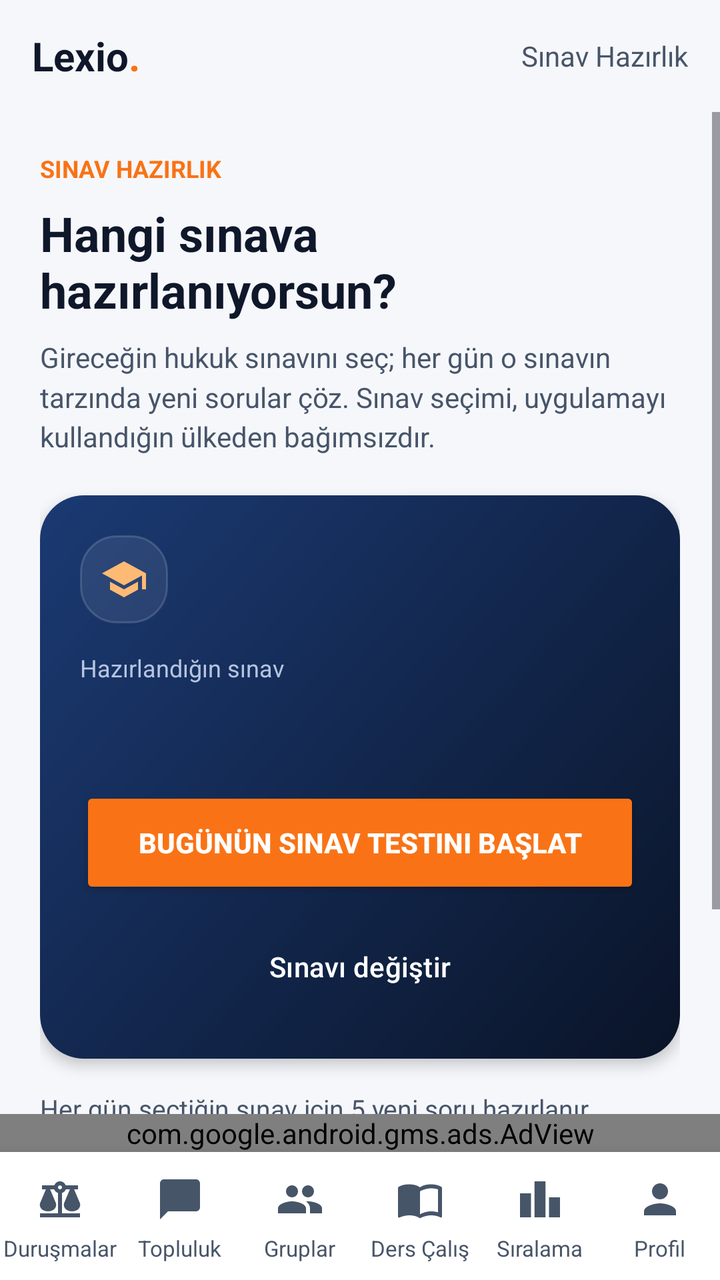
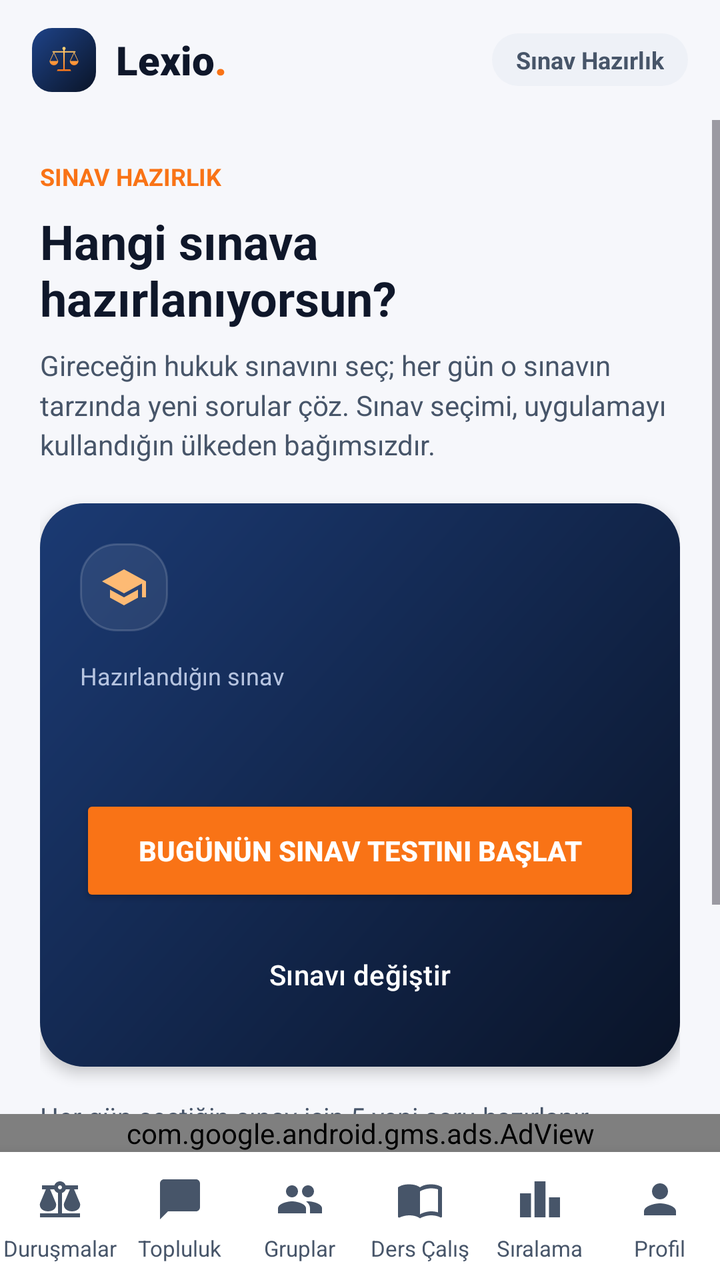

Two renders of the same Android screen: before a commit and after it. Below are the layout's source before the change and the commit's diff.
<!-- AndroidManifest.xml: application theme Theme.Lexio -->
<!-- res/layout/layout_exam_prep.xml -->
<?xml version="1.0" encoding="utf-8"?>
<LinearLayout xmlns:android="http://schemas.android.com/apk/res/android"
    xmlns:app="http://schemas.android.com/apk/res-auto"
    android:layout_width="match_parent"
    android:layout_height="match_parent"
    android:orientation="vertical"
    android:background="@color/bg_dark">

    
    <RelativeLayout
        android:layout_width="match_parent"
        android:layout_height="56dp"
        android:paddingHorizontal="16dp"
        android:background="@color/bg_dark">

        <TextView
            android:id="@+id/logoText"
            android:layout_width="wrap_content"
            android:layout_height="wrap_content"
            android:layout_centerVertical="true"
            android:text="Lexio"
            android:textColor="@color/text_primary"
            android:textSize="20sp"
            android:textStyle="bold" />

        <TextView
            android:layout_width="wrap_content"
            android:layout_height="wrap_content"
            android:layout_toEndOf="@id/logoText"
            android:layout_centerVertical="true"
            android:text="."
            android:textColor="@color/accent_primary"
            android:textSize="20sp"
            android:textStyle="bold" />

        <TextView
            android:layout_width="wrap_content"
            android:layout_height="wrap_content"
            android:layout_alignParentEnd="true"
            android:layout_centerVertical="true"
            android:text="@string/exam_screen_title"
            android:textColor="@color/text_secondary"
            android:textSize="14sp" />
    </RelativeLayout>

    <ScrollView
        android:layout_width="match_parent"
        android:layout_height="0dp"
        android:layout_weight="1"
        android:fillViewport="true">

        <LinearLayout
            android:layout_width="match_parent"
            android:layout_height="wrap_content"
            android:orientation="vertical"
            android:padding="20dp">

            <TextView
                android:layout_width="wrap_content"
                android:layout_height="wrap_content"
                android:text="@string/exam_eyebrow"
                android:textColor="@color/accent_primary"
                android:textSize="12sp"
                android:textStyle="bold" />

            <TextView
                android:layout_width="wrap_content"
                android:layout_height="wrap_content"
                android:layout_marginTop="8dp"
                android:text="@string/exam_heading"
                android:textColor="@color/text_primary"
                android:textSize="24sp"
                android:textStyle="bold" />

            <TextView
                android:layout_width="wrap_content"
                android:layout_height="wrap_content"
                android:layout_marginTop="8dp"
                android:text="@string/exam_subheading"
                android:textColor="@color/text_secondary"
                android:textSize="14sp"
                android:lineSpacingMultiplier="1.2" />

            
            <com.google.android.material.card.MaterialCardView
                android:layout_width="match_parent"
                android:layout_height="wrap_content"
                android:layout_marginTop="20dp"
                app:cardBackgroundColor="@color/transparent"
                app:cardCornerRadius="22dp"
                app:cardElevation="4dp"
                app:strokeWidth="0dp">

                <LinearLayout
                    android:layout_width="match_parent"
                    android:layout_height="wrap_content"
                    android:background="@drawable/bg_hero"
                    android:orientation="vertical"
                    android:padding="20dp">

                    <ImageView
                        android:layout_width="44dp"
                        android:layout_height="44dp"
                        android:background="@drawable/bg_glass"
                        android:importantForAccessibility="no"
                        android:padding="10dp"
                        android:src="@drawable/ic_school"
                        app:tint="#FDBA74" />

                    <TextView
                        android:layout_width="wrap_content"
                        android:layout_height="wrap_content"
                        android:layout_marginTop="14dp"
                        android:text="@string/exam_selected_label"
                        android:textColor="#B6C4E0"
                        android:textSize="12sp" />

                    <TextView
                        android:id="@+id/tvExamName"
                        android:layout_width="match_parent"
                        android:layout_height="wrap_content"
                        android:layout_marginTop="4dp"
                        android:textColor="@color/white"
                        android:textSize="22sp"
                        android:textStyle="bold" />

                    <TextView
                        android:id="@+id/tvExamResult"
                        android:layout_width="wrap_content"
                        android:layout_height="wrap_content"
                        android:layout_marginTop="10dp"
                        android:background="@drawable/bg_chip_done"
                        android:paddingHorizontal="12dp"
                        android:paddingVertical="4dp"
                        android:textColor="#34D399"
                        android:textSize="12sp"
                        android:textStyle="bold"
                        android:visibility="gone" />

                    <Button
                        android:id="@+id/btnStartExamQuiz"
                        android:layout_width="match_parent"
                        android:layout_height="56dp"
                        android:layout_marginTop="18dp"
                        android:backgroundTint="@color/accent_primary"
                        android:insetTop="0dp"
                        android:insetBottom="0dp"
                        android:text="@string/exam_start_btn"
                        android:textColor="@color/white"
                        android:textStyle="bold"
                        app:cornerRadius="16dp" />

                    <Button
                        android:id="@+id/btnChangeExam"
                        style="@style/Widget.Material3.Button.OutlinedButton"
                        android:layout_width="match_parent"
                        android:layout_height="52dp"
                        android:layout_marginTop="8dp"
                        android:insetTop="0dp"
                        android:insetBottom="0dp"
                        android:text="@string/exam_change_btn"
                        android:textColor="@color/white"
                        app:cornerRadius="16dp"
                        app:strokeColor="#55FFFFFF" />
                </LinearLayout>
            </com.google.android.material.card.MaterialCardView>

            <TextView
                android:layout_width="match_parent"
                android:layout_height="wrap_content"
                android:layout_marginTop="16dp"
                android:text="@string/exam_how_it_works"
                android:textColor="@color/text_secondary"
                android:textSize="13sp"
                android:lineSpacingMultiplier="1.2" />

            <TextView
                android:layout_width="match_parent"
                android:layout_height="wrap_content"
                android:layout_marginTop="12dp"
                android:text="@string/exam_disclaimer"
                android:textColor="@color/text_muted"
                android:textSize="11sp" />
        </LinearLayout>
    </ScrollView>

    
    <com.google.android.gms.ads.AdView
        android:id="@+id/adView"
        android:layout_width="match_parent"
        android:layout_height="wrap_content"
        android:layout_gravity="center"
        app:adSize="BANNER"
        app:adUnitId="ca-app-pub-4674211063760769/4886149685" />

    
    <include layout="@layout/nav_bottom" />

</LinearLayout>
<!-- res/layout/nav_bottom.xml (included above) -->
<?xml version="1.0" encoding="utf-8"?>
<LinearLayout xmlns:android="http://schemas.android.com/apk/res/android"
    android:id="@+id/bottomNavigationContainer"
    android:layout_width="match_parent"
    android:layout_height="64dp"
    android:orientation="horizontal"
    android:background="@color/card_bg"
    android:elevation="12dp">

    <LinearLayout
        android:id="@+id/navCases"
        android:layout_width="0dp"
        android:layout_height="match_parent"
        android:layout_weight="1"
        android:orientation="vertical"
        android:gravity="center"
        android:background="?attr/selectableItemBackgroundBorderless"
        android:clickable="true"
        android:focusable="true">
        <ImageView
            android:id="@+id/navCasesIcon"
            android:layout_width="56dp"
            android:layout_height="30dp"
            android:paddingHorizontal="16dp"
            android:paddingVertical="3dp"
            android:importantForAccessibility="no"
            android:src="@drawable/ic_nav_cases"
            app:tint="@color/text_secondary"
            xmlns:app="http://schemas.android.com/apk/res-auto" />
        <TextView
            android:id="@+id/navCasesLabel"
            android:layout_width="wrap_content"
            android:layout_height="wrap_content"
            android:layout_marginTop="2dp"
            android:text="@string/nav_cases"
            android:textColor="@color/text_secondary"
            android:textSize="11sp" />
    </LinearLayout>

    <LinearLayout
        android:id="@+id/navFeed"
        android:layout_width="0dp"
        android:layout_height="match_parent"
        android:layout_weight="1"
        android:orientation="vertical"
        android:gravity="center"
        android:background="?attr/selectableItemBackgroundBorderless"
        android:clickable="true"
        android:focusable="true">
        <ImageView
            android:id="@+id/navFeedIcon"
            android:layout_width="56dp"
            android:layout_height="30dp"
            android:paddingHorizontal="16dp"
            android:paddingVertical="3dp"
            android:importantForAccessibility="no"
            android:src="@drawable/ic_nav_feed"
            app:tint="@color/text_secondary"
            xmlns:app="http://schemas.android.com/apk/res-auto" />
        <TextView
            android:id="@+id/navFeedLabel"
            android:layout_width="wrap_content"
            android:layout_height="wrap_content"
            android:layout_marginTop="2dp"
            android:text="@string/nav_feed"
            android:textColor="@color/text_secondary"
            android:textSize="11sp" />
    </LinearLayout>

    <LinearLayout
        android:id="@+id/navWorkspace"
        android:layout_width="0dp"
        android:layout_height="match_parent"
        android:layout_weight="1"
        android:orientation="vertical"
        android:gravity="center"
        android:background="?attr/selectableItemBackgroundBorderless"
        android:clickable="true"
        android:focusable="true">
        <ImageView
            android:id="@+id/navWorkspaceIcon"
            android:layout_width="56dp"
            android:layout_height="30dp"
            android:paddingHorizontal="16dp"
            android:paddingVertical="3dp"
            android:importantForAccessibility="no"
            android:src="@drawable/ic_nav_workspace"
            app:tint="@color/text_secondary"
            xmlns:app="http://schemas.android.com/apk/res-auto" />
        <TextView
            android:id="@+id/navWorkspaceLabel"
            android:layout_width="wrap_content"
            android:layout_height="wrap_content"
            android:layout_marginTop="2dp"
            android:text="@string/nav_workspace"
            android:textColor="@color/text_secondary"
            android:textSize="11sp" />
    </LinearLayout>

    <LinearLayout
        android:id="@+id/navStudy"
        android:layout_width="0dp"
        android:layout_height="match_parent"
        android:layout_weight="1"
        android:orientation="vertical"
        android:gravity="center"
        android:background="?attr/selectableItemBackgroundBorderless"
        android:clickable="true"
        android:focusable="true">
        <ImageView
            android:id="@+id/navStudyIcon"
            android:layout_width="56dp"
            android:layout_height="30dp"
            android:paddingHorizontal="16dp"
            android:paddingVertical="3dp"
            android:importantForAccessibility="no"
            android:src="@drawable/ic_nav_study"
            app:tint="@color/text_secondary"
            xmlns:app="http://schemas.android.com/apk/res-auto" />
        <TextView
            android:id="@+id/navStudyLabel"
            android:layout_width="wrap_content"
            android:layout_height="wrap_content"
            android:layout_marginTop="2dp"
            android:text="@string/nav_study"
            android:textColor="@color/text_secondary"
            android:textSize="11sp" />
    </LinearLayout>

    <LinearLayout
        android:id="@+id/navLeaderboard"
        android:layout_width="0dp"
        android:layout_height="match_parent"
        android:layout_weight="1"
        android:orientation="vertical"
        android:gravity="center"
        android:background="?attr/selectableItemBackgroundBorderless"
        android:clickable="true"
        android:focusable="true">
        <ImageView
            android:id="@+id/navLeaderboardIcon"
            android:layout_width="56dp"
            android:layout_height="30dp"
            android:paddingHorizontal="16dp"
            android:paddingVertical="3dp"
            android:importantForAccessibility="no"
            android:src="@drawable/ic_nav_leaderboard"
            app:tint="@color/text_secondary"
            xmlns:app="http://schemas.android.com/apk/res-auto" />
        <TextView
            android:id="@+id/navLeaderboardLabel"
            android:layout_width="wrap_content"
            android:layout_height="wrap_content"
            android:layout_marginTop="2dp"
            android:text="@string/nav_leaderboard"
            android:textColor="@color/text_secondary"
            android:textSize="11sp" />
    </LinearLayout>

    <LinearLayout
        android:id="@+id/navProfile"
        android:layout_width="0dp"
        android:layout_height="match_parent"
        android:layout_weight="1"
        android:orientation="vertical"
        android:gravity="center"
        android:background="?attr/selectableItemBackgroundBorderless"
        android:clickable="true"
        android:focusable="true">
        <ImageView
            android:id="@+id/navProfileIcon"
            android:layout_width="56dp"
            android:layout_height="30dp"
            android:paddingHorizontal="16dp"
            android:paddingVertical="3dp"
            android:importantForAccessibility="no"
            android:src="@drawable/ic_nav_profile"
            app:tint="@color/text_secondary"
            xmlns:app="http://schemas.android.com/apk/res-auto" />
        <TextView
            android:id="@+id/navProfileLabel"
            android:layout_width="wrap_content"
            android:layout_height="wrap_content"
            android:layout_marginTop="2dp"
            android:text="@string/nav_profile"
            android:textColor="@color/text_secondary"
            android:textSize="11sp" />
    </LinearLayout>
</LinearLayout>
<!-- resources referenced by this layout -->
<resources>
  <color name="accent_primary">#f97316</color>
  <color name="bg_dark">#F6F7FB</color>
  <color name="card_bg">#FFFFFF</color>
  <color name="text_muted">#64748B</color>
  <color name="text_primary">#0F172A</color>
  <color name="text_secondary">#475569</color>
  <color name="transparent">#00000000</color>
  <color name="white">#ffffff</color>
  <!-- drawable bg_chip_done (drawable) -->
  <?xml version="1.0" encoding="utf-8"?>
  <shape xmlns:android="http://schemas.android.com/apk/res/android" android:shape="rectangle">
      <solid android:color="#2210B981" />
      <stroke android:width="1dp" android:color="#10B981" />
      <corners android:radius="20dp" />
  </shape>
  <!-- drawable bg_glass (drawable) -->
  <?xml version="1.0" encoding="utf-8"?>
  <shape xmlns:android="http://schemas.android.com/apk/res/android" android:shape="rectangle">
      <solid android:color="#14FFFFFF" />
      <stroke android:width="1dp" android:color="#26FFFFFF" />
      <corners android:radius="18dp" />
  </shape>
  <!-- drawable bg_hero (drawable) -->
  <?xml version="1.0" encoding="utf-8"?>
  <shape xmlns:android="http://schemas.android.com/apk/res/android" android:shape="rectangle">
      <gradient android:angle="315" android:startColor="#1B3A73" android:endColor="#0A1428" />
      <corners android:radius="20dp" />
  </shape>
  <!-- drawable ic_nav_leaderboard (drawable) -->
  <?xml version="1.0" encoding="utf-8"?>
  <vector xmlns:android="http://schemas.android.com/apk/res/android"
      android:width="24dp"
      android:height="24dp"
      android:viewportWidth="24"
      android:viewportHeight="24">
      <path android:fillColor="#FFFFFFFF" android:pathData="M7.5,21H2V9h5.5v12zM14.75,3h-5.5v18h5.5V3zM22,11h-5.5v10H22V11z" />
  </vector>
  <string name="exam_change_btn">Sınavı değiştir</string>
  <string name="exam_disclaimer">Lexio hiçbir sınav kurumuyla bağlantılı değildir; sınav adları yalnızca hangi sınava hazırlandığını belirtmek için kullanılır. Sorular sınav tarzında hazırlanmış, yapay zekâ destekli çalışma soruları olup hata içerebilir; resmî kaynakları kontrol et.</string>
  <string name="exam_eyebrow">SINAV HAZIRLIK</string>
  <string name="exam_heading">Hangi sınava hazırlanıyorsun?</string>
  <string name="exam_how_it_works">Her gün seçtiğin sınav için 5 yeni soru hazırlanır. Sınav testi çalışmak içindir; kariyer puanını ve serini etkilemez.</string>
  <string name="exam_screen_title">Sınav Hazırlık</string>
  <string name="exam_selected_label">Hazırlandığın sınav</string>
  <string name="exam_start_btn">Bugünün sınav testini başlat</string>
  <string name="exam_subheading">Gireceğin hukuk sınavını seç; her gün o sınavın tarzında yeni sorular çöz. Sınav seçimi, uygulamayı kullandığın ülkeden bağımsızdır.</string>
  <string name="nav_cases">Duruşmalar</string>
  <string name="nav_feed">Topluluk</string>
  <string name="nav_leaderboard">Sıralama</string>
  <string name="nav_profile">Profil</string>
  <string name="nav_study">Ders Çalış</string>
  <string name="nav_workspace">Gruplar</string>
  <color name="accent_secondary">#ea580c</color>
  <!-- unchanged entries left out for length: 7 -->
</resources>

<!-- the commit's change to res/layout/layout_exam_prep.xml (unified diff, before → after) -->
@@ -7,41 +7,56 @@
     android:background="@color/bg_dark">
 
     
-    <RelativeLayout
+    <LinearLayout
         android:layout_width="match_parent"
-        android:layout_height="56dp"
-        android:paddingHorizontal="16dp"
-        android:background="@color/bg_dark">
+        android:layout_height="60dp"
+        android:gravity="center_vertical"
+        android:orientation="horizontal"
+        android:paddingHorizontal="16dp">
+
+        <ImageView
+            android:layout_width="32dp"
+            android:layout_height="32dp"
+            android:background="@drawable/bg_logo_tile_small"
+            android:importantForAccessibility="no"
+            android:padding="3dp"
+            android:scaleType="fitCenter"
+            android:src="@drawable/ic_launcher_foreground" />
 
         <TextView
             android:id="@+id/logoText"
             android:layout_width="wrap_content"
             android:layout_height="wrap_content"
-            android:layout_centerVertical="true"
+            android:layout_marginStart="10dp"
+            android:fontFamily="sans-serif-black"
             android:text="Lexio"
             android:textColor="@color/text_primary"
-            android:textSize="20sp"
-            android:textStyle="bold" />
-
-        <TextView
-            android:layout_width="wrap_content"
-            android:layout_height="wrap_content"
-            android:layout_toEndOf="@id/logoText"
-            android:layout_centerVertical="true"
+            android:textSize="20sp" />
+
+        <TextView
+            android:layout_width="wrap_content"
+            android:layout_height="wrap_content"
+            android:fontFamily="sans-serif-black"
             android:text="."
             android:textColor="@color/accent_primary"
-            android:textSize="20sp"
+            android:textSize="20sp" />
+
+        <View
+            android:layout_width="0dp"
+            android:layout_height="1dp"
+            android:layout_weight="1" />
+
+        <TextView
+            android:layout_width="wrap_content"
+            android:layout_height="wrap_content"
+            android:background="@drawable/bg_chip_neutral"
+            android:paddingHorizontal="12dp"
+            android:paddingVertical="5dp"
+            android:text="@string/exam_screen_title"
+            android:textColor="@color/text_secondary"
+            android:textSize="12sp"
             android:textStyle="bold" />
-
-        <TextView
-            android:layout_width="wrap_content"
-            android:layout_height="wrap_content"
-            android:layout_alignParentEnd="true"
-            android:layout_centerVertical="true"
-            android:text="@string/exam_screen_title"
-            android:textColor="@color/text_secondary"
-            android:textSize="14sp" />
-    </RelativeLayout>
+    </LinearLayout>
 
     <ScrollView
         android:layout_width="match_parent"
<!-- resource entries referenced after the edit -->
@@ -15,6 +15,12 @@
       <stroke android:width="1dp" android:color="#10B981" />
       <corners android:radius="20dp" />
   </shape>
+  <!-- drawable bg_chip_neutral (drawable) -->
+  <?xml version="1.0" encoding="utf-8"?>
+  <shape xmlns:android="http://schemas.android.com/apk/res/android" android:shape="rectangle">
+      <solid android:color="@color/chip_bg" />
+      <corners android:radius="20dp" />
+  </shape>
   <!-- drawable bg_glass (drawable) -->
   <?xml version="1.0" encoding="utf-8"?>
   <shape xmlns:android="http://schemas.android.com/apk/res/android" android:shape="rectangle">
@@ -28,6 +34,13 @@
       <gradient android:angle="315" android:startColor="#1B3A73" android:endColor="#0A1428" />
       <corners android:radius="20dp" />
   </shape>
+  <!-- drawable bg_logo_tile_small (drawable) -->
+  <?xml version="1.0" encoding="utf-8"?>
+  <shape xmlns:android="http://schemas.android.com/apk/res/android" android:shape="rectangle">
+      <gradient android:angle="315" android:startColor="#1E4388" android:endColor="#0A1428" />
+      <corners android:radius="10dp" />
+  </shape>
+  <!-- drawable ic_launcher_foreground: vector/xml drawable (drawable, 3462 chars, omitted) -->
   <!-- drawable ic_nav_leaderboard (drawable) -->
   <?xml version="1.0" encoding="utf-8"?>
   <vector xmlns:android="http://schemas.android.com/apk/res/android"
@@ -52,6 +65,7 @@
   <string name="nav_profile">Profil</string>
   <string name="nav_study">Ders Çalış</string>
   <string name="nav_workspace">Gruplar</string>
+  <color name="chip_bg">#EEF1F7</color>
   <color name="accent_secondary">#ea580c</color>
   <!-- unchanged entries left out for length: 7 -->
 </resources>
